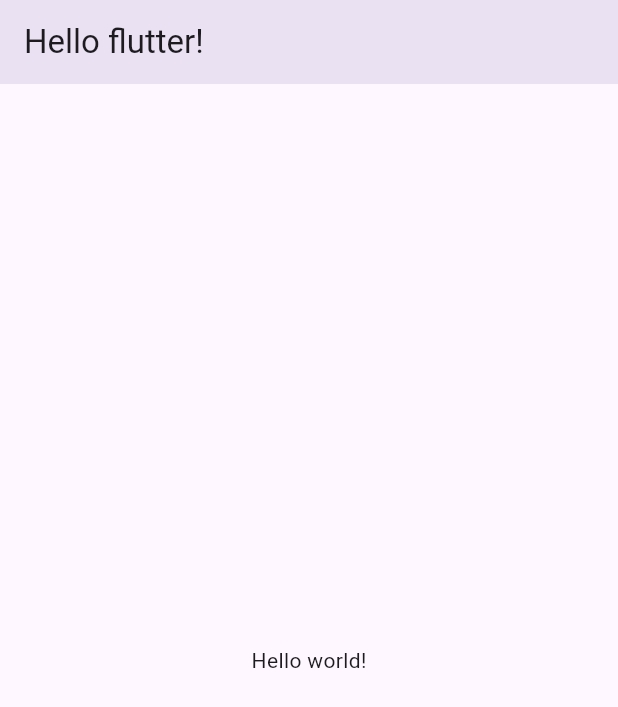
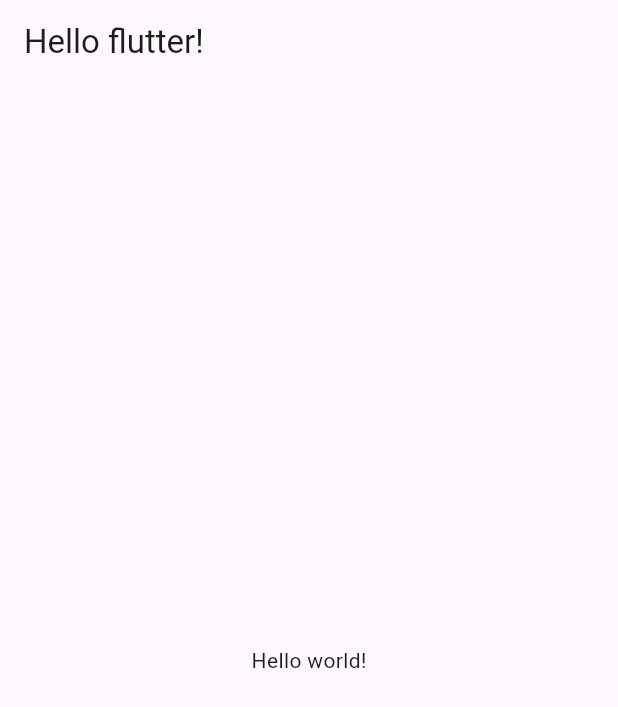
Before and after one commit to StarrySnowy/toonflix, a Flutter app: the screen it shows after launch, on a phone screen of 412 x 824 dp. Shown: the top 707 px of the screen. Run offline on Flutter 3.47's test engine with Material 3 defaults, Android fonts, the phone set to English and light mode, and no system bars.

Commit message:
#2.4 Recap
#2.4 Recap_2

```diff
--- a/toonflix_eun/lib/main.dart
+++ b/toonflix_eun/lib/main.dart
@@ -10,7 +10,7 @@
     return MaterialApp(
       home: Scaffold(
         appBar: AppBar(
-          elevation: 10,
+          centerTitle: false,
           title: Text('Hello flutter!'),
         ),
         body: Center(
```
